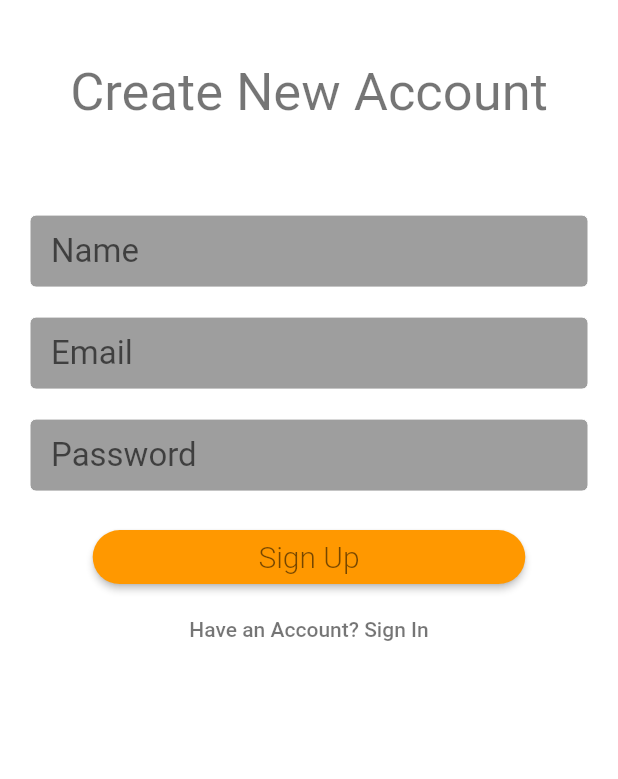
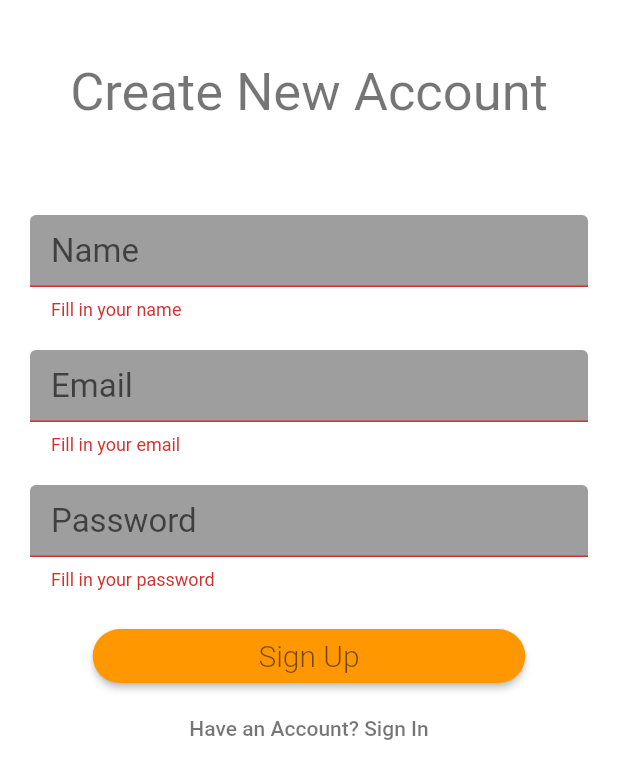
Before and after one commit to rayjomo/bhbbites, a Flutter app: the SignUpView screen opened by its route, after a tap on "Sign Up", on a phone screen of 412 x 824 dp. Shown: the top 779 px of the screen. Run offline on Flutter 3.47's test engine with Material 2 defaults, Android fonts, the phone set to English and light mode, and no system bars; drawn by our look-alikes of auto_size_text; our stand-ins replace firebase_auth, material_design_icons_flutter; accounts and stored records are empty.

```diff
--- a/lib/services/auth_service.dart
+++ b/lib/services/auth_service.dart
@@ -46,3 +46,27 @@ class EmailValidator{
     return null;
   }
 }
+
+class NameValidator{
+  static String validate(String value) {
+    if (value.isEmpty){
+      return "Fill in your name";
+    }
+    if(value.length < 2) {
+      return "Please enter in your fullname";
+    }
+    if(value.length > 50) {
+      return "Your name should be less than 50 characters";
+    }
+    return null;
+  }
+}
+
+class PasswordValidator{
+  static String validate(String value) {
+    if (value.isEmpty){
+      return "Fill in your password";
+    }
+    return null;
+  }
+}
--- a/lib/views/sign_up_view.dart
+++ b/lib/views/sign_up_view.dart
@@ -24,7 +24,7 @@ class _SignUpViewState extends State<SignUpView> {
   _SignUpViewState({this.authFormType});
 
   final formKey = GlobalKey<FormState>();
-  String _email, _password, _name;
+  String _email, _password, _name, _error;
 
   void switchFormState(String state) {
     formKey.currentState.reset();
@@ -39,25 +39,42 @@ class _SignUpViewState extends State<SignUpView> {
     }
   }
 
-  void submit() async {
+  bool validate(){
     final form = formKey.currentState;
     form.save();
+    if(form.validate()) {
+      form.save();
+      return true;
+    } else {
+      return false;
+    }
+  }
+
+
+  void submit() async {
+    if (validate()) {
       try {
-      final auth = Provider.of(context).auth;
-      if (authFormType == AuthFormType.signIn){
+        final auth = Provider
+            .of(context)
+            .auth;
+        if (authFormType == AuthFormType.signIn) {
           String uid = await auth.signInWithEmailAndPassword(_email, _password);
           print("Signed In with ID $uid");
           Navigator.of(context).pushReplacementNamed('/home');
         } else {
-        String uid = await auth.createUserWithEmailAndPassword(_email, _password, _name);
+          String uid = await auth.createUserWithEmailAndPassword(
+              _email, _password, _name);
           print("Signed Up with New ID $uid");
           Navigator.of(context).pushReplacementNamed('/home');
         }
       } catch (e) {
-      print (e);
+        setState(() {
+          _error = e.message;
+        });
+        print(e);
       }
     }
-
+  }
   @override
   Widget build(BuildContext context) {
 
@@ -75,7 +92,9 @@ class _SignUpViewState extends State<SignUpView> {
         child: SafeArea(
             child: Column(
                 children: <Widget>[
-                  SizedBox(height: _height * 0.05),
+                  SizedBox(height: _height * 0.025),
+                  showAlert(),
+                  SizedBox(height: _height * 0.025),
                   buildHeaderText(),
                   SizedBox(height:  _height * 0.05),
                   Padding(
@@ -93,6 +112,37 @@ class _SignUpViewState extends State<SignUpView> {
 
       ),
     );
+  }
+
+  Widget showAlert(){
+    if(_error != null) {
+      return Container(
+        color: Colors.amberAccent,
+        width: double.infinity,
+        padding: EdgeInsets.all(8.0),
+        child: Row(
+          children: <Widget>[
+            Padding(
+              padding: const EdgeInsets.only(right: 8.0),
+              child: Icon(Icons.error_outline),
+            ),
+            Expanded(child: AutoSizeText(_error, maxLines: 3,),),
+            Padding(
+              padding: const EdgeInsets.only(left: 8.0),
+              child: IconButton(
+                icon: Icon(Icons.close),
+                onPressed: () {
+                  setState(() {
+                    _error = null;
+                  });
+                },
+              ),
+            )
+          ],
+        ),
+      );
+    }
+    return SizedBox(height: 0,);
   }
 
   AutoSizeText buildHeaderText() {
@@ -120,7 +170,7 @@ class _SignUpViewState extends State<SignUpView> {
     if (authFormType == AuthFormType.signUp) {
       textFields.add(
           TextFormField(
-            validator: EmailValidator.validate ,
+            validator: NameValidator.validate,
             style: TextStyle(fontSize: 22.0),
             decoration: buildSignUpInputDecoration("Name"),
             onSaved: (value) => _name = value,
@@ -131,6 +181,7 @@ class _SignUpViewState extends State<SignUpView> {
     }
     textFields.add(
         TextFormField(
+          validator: EmailValidator.validate,
           style: TextStyle(fontSize: 22.0),
           decoration: buildSignUpInputDecoration("Email"),
           onSaved: (value) => _email = value,
@@ -140,6 +191,7 @@ class _SignUpViewState extends State<SignUpView> {
     textFields.add(SizedBox(height: 20,));
     textFields.add(
         TextFormField(
+          validator: PasswordValidator.validate,
           style: TextStyle(fontSize: 22.0),
           decoration: buildSignUpInputDecoration("Password"),
           obscureText: true,
```
Lines whose indentation alone changed are shown as unchanged.
